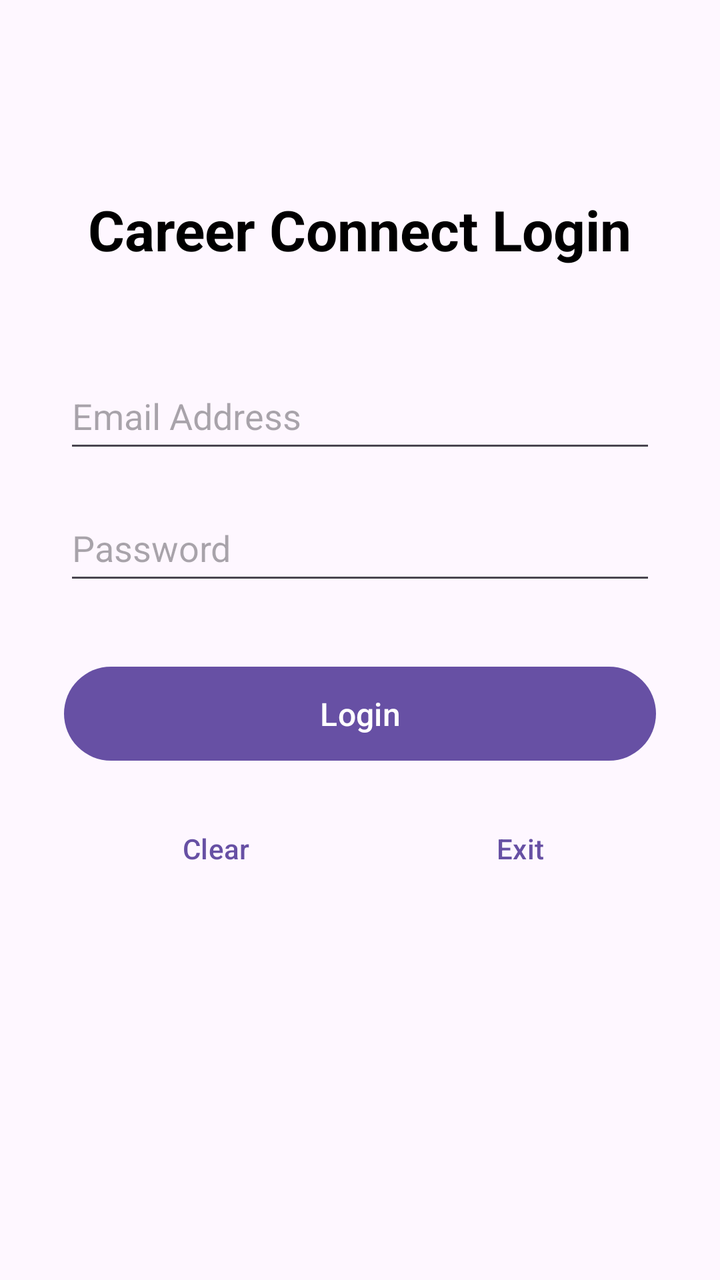
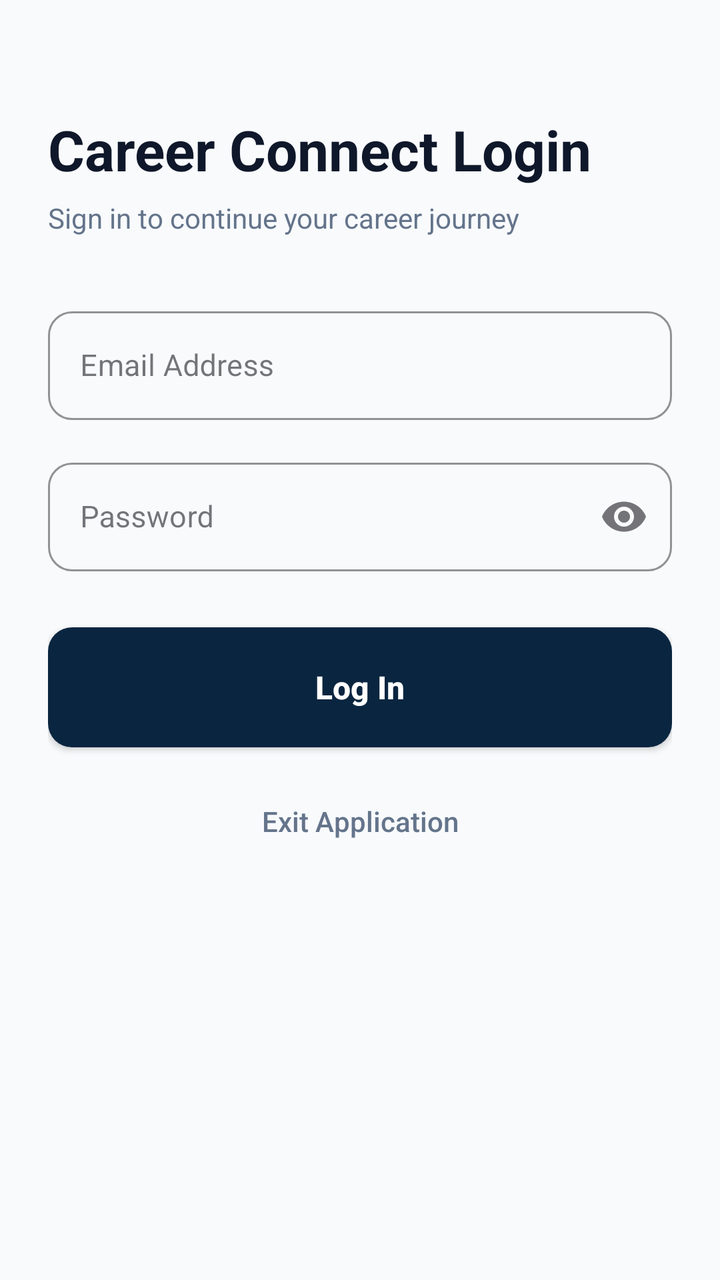

Two renders of the same Android screen: before a commit and after it. Below are the layout's source before the change and the commit's diff.
<!-- AndroidManifest.xml: application theme Theme.CareerConnect_Frontend -->
<!-- res/layout/login_layout.xml -->
<?xml version="1.0" encoding="utf-8"?>
<androidx.constraintlayout.widget.ConstraintLayout
    xmlns:android="http://schemas.android.com/apk/res/android"
    xmlns:app="http://schemas.android.com/apk/res-auto"
    android:layout_width="match_parent"
    android:layout_height="match_parent"
    android:padding="32dp">

    <TextView
        android:id="@+id/lblLogin"
        android:layout_width="wrap_content"
        android:layout_height="wrap_content"
        android:text="Career Connect Login"
        android:textSize="28sp"
        android:textStyle="bold"
        android:textColor="@color/black"
        app:layout_constraintTop_toTopOf="parent"
        app:layout_constraintStart_toStartOf="parent"
        app:layout_constraintEnd_toEndOf="parent"
        android:layout_marginTop="64dp" />

    <EditText
        android:id="@+id/txtName"
        android:layout_width="match_parent"
        android:layout_height="50dp"
        android:hint="Email Address"
        android:inputType="textEmailAddress"
        android:layout_marginTop="48dp"
        app:layout_constraintTop_toBottomOf="@id/lblLogin" />

    <EditText
        android:id="@+id/txtPassword"
        android:layout_width="match_parent"
        android:layout_height="50dp"
        android:hint="Password"
        android:inputType="textPassword"
        android:layout_marginTop="16dp"
        app:layout_constraintTop_toBottomOf="@id/txtName" />

    <Button
        android:id="@+id/btnSubmit"
        android:layout_width="match_parent"
        android:layout_height="55dp"
        android:text="Login"
        android:textSize="16sp"
        android:layout_marginTop="32dp"
        app:layout_constraintTop_toBottomOf="@id/txtPassword" />

    <LinearLayout
        android:layout_width="match_parent"
        android:layout_height="wrap_content"
        android:orientation="horizontal"
        android:layout_marginTop="16dp"
        app:layout_constraintTop_toBottomOf="@id/btnSubmit">

        <Button
            android:id="@+id/btnClear"
            android:layout_width="0dp"
            android:layout_height="wrap_content"
            android:layout_weight="1"
            android:text="Clear"
            style="?android:attr/buttonBarButtonStyle"
            android:layout_marginEnd="8dp"/>

        <Button
            android:id="@+id/btnExit"
            android:layout_width="0dp"
            android:layout_height="wrap_content"
            android:layout_weight="1"
            android:text="Exit"
            style="?android:attr/buttonBarButtonStyle"
            android:layout_marginStart="8dp"/>
    </LinearLayout>

</androidx.constraintlayout.widget.ConstraintLayout>
<!-- resources referenced by this layout -->
<resources>
  <color name="black">#FF000000</color>
  <style name="Theme.CareerConnect_Frontend" parent="Base.Theme.CareerConnect_Frontend" />
  <style name="Base.Theme.CareerConnect_Frontend" parent="Theme.Material3.DayNight.NoActionBar">
          
      </style>
</resources>

<!-- the commit's change to res/layout/login_layout.xml (unified diff, before → after) -->
@@ -2,74 +2,123 @@
 <androidx.constraintlayout.widget.ConstraintLayout
     xmlns:android="http://schemas.android.com/apk/res/android"
     xmlns:app="http://schemas.android.com/apk/res-auto"
+    xmlns:tools="http://schemas.android.com/tools"
     android:layout_width="match_parent"
     android:layout_height="match_parent"
-    android:padding="32dp">
+    android:background="@color/background_gray"
+    android:padding="24dp">
 
-    <TextView
-        android:id="@+id/lblLogin"
-        android:layout_width="wrap_content"
-        android:layout_height="wrap_content"
-        android:text="Career Connect Login"
-        android:textSize="28sp"
-        android:textStyle="bold"
-        android:textColor="@color/black"
-        app:layout_constraintTop_toTopOf="parent"
-        app:layout_constraintStart_toStartOf="parent"
-        app:layout_constraintEnd_toEndOf="parent"
-        android:layout_marginTop="64dp" />
-
-    <EditText
-        android:id="@+id/txtName"
-        android:layout_width="match_parent"
-        android:layout_height="50dp"
-        android:hint="Email Address"
-        android:inputType="textEmailAddress"
-        android:layout_marginTop="48dp"
-        app:layout_constraintTop_toBottomOf="@id/lblLogin" />
-
-    <EditText
-        android:id="@+id/txtPassword"
-        android:layout_width="match_parent"
-        android:layout_height="50dp"
-        android:hint="Password"
-        android:inputType="textPassword"
-        android:layout_marginTop="16dp"
-        app:layout_constraintTop_toBottomOf="@id/txtName" />
-
-    <Button
-        android:id="@+id/btnSubmit"
-        android:layout_width="match_parent"
-        android:layout_height="55dp"
-        android:text="Login"
-        android:textSize="16sp"
-        android:layout_marginTop="32dp"
-        app:layout_constraintTop_toBottomOf="@id/txtPassword" />
-
+    
     <LinearLayout
+        android:id="@+id/headerContainer"
         android:layout_width="match_parent"
         android:layout_height="wrap_content"
-        android:orientation="horizontal"
-        android:layout_marginTop="16dp"
-        app:layout_constraintTop_toBottomOf="@id/btnSubmit">
+        android:orientation="vertical"
+        android:layout_marginTop="32dp"
+        app:layout_constraintTop_toTopOf="parent">
 
-        <Button
-            android:id="@+id/btnClear"
-            android:layout_width="0dp"
+        <TextView
+            android:id="@+id/lblLogin"
+            android:layout_width="wrap_content"
             android:layout_height="wrap_content"
-            android:layout_weight="1"
-            android:text="Clear"
-            style="?android:attr/buttonBarButtonStyle"
-            android:layout_marginEnd="8dp"/>
+            android:text="Career Connect Login"
+            android:textColor="@color/text_dark"
+            android:textSize="28sp"
+            android:textStyle="bold" />
 
-        <Button
+        <TextView
+            android:id="@+id/lblLoginSubtitle"
+            android:layout_width="wrap_content"
+            android:layout_height="wrap_content"
+            android:text="Sign in to continue your career journey"
+            android:textColor="@color/text_muted"
+            android:textSize="14sp"
+            android:layout_marginTop="6dp" />
+
+    </LinearLayout>
+
+    
+    <LinearLayout
+        android:id="@+id/formContainer"
+        android:layout_width="match_parent"
+        android:layout_height="wrap_content"
+        android:orientation="vertical"
+        android:layout_marginTop="32dp"
+        app:layout_constraintTop_toBottomOf="@id/headerContainer">
+
+        
+        <com.google.android.material.textfield.TextInputLayout
+            android:id="@+id/tilEmail"
+            style="@style/Widget.MaterialComponents.TextInputLayout.OutlinedBox"
+            android:layout_width="match_parent"
+            android:layout_height="wrap_content"
+            android:hint="Email Address"
+            app:boxCornerRadiusBottomEnd="12dp"
+            app:boxCornerRadiusBottomStart="12dp"
+            app:boxCornerRadiusTopEnd="12dp"
+            app:boxCornerRadiusTopStart="12dp"
+            app:boxStrokeColor="@color/primary_blue">
+
+            <com.google.android.material.textfield.TextInputEditText
+                android:id="@+id/txtName"
+                android:layout_width="match_parent"
+                android:layout_height="wrap_content"
+                android:inputType="textEmailAddress"
+                android:textColor="@color/text_dark"
+                android:textSize="15sp" />
+
+        </com.google.android.material.textfield.TextInputLayout>
+
+        
+        <com.google.android.material.textfield.TextInputLayout
+            android:id="@+id/tilPassword"
+            style="@style/Widget.MaterialComponents.TextInputLayout.OutlinedBox"
+            android:layout_width="match_parent"
+            android:layout_height="wrap_content"
+            android:layout_marginTop="16dp"
+            android:hint="Password"
+            app:endIconMode="password_toggle"
+            app:boxCornerRadiusBottomEnd="12dp"
+            app:boxCornerRadiusBottomStart="12dp"
+            app:boxCornerRadiusTopEnd="12dp"
+            app:boxCornerRadiusTopStart="12dp"
+            app:boxStrokeColor="@color/primary_blue">
+
+            <com.google.android.material.textfield.TextInputEditText
+                android:id="@+id/txtPassword"
+                android:layout_width="match_parent"
+                android:layout_height="wrap_content"
+                android:inputType="textPassword"
+                android:textColor="@color/text_dark"
+                android:textSize="15sp" />
+
+        </com.google.android.material.textfield.TextInputLayout>
+
+        
+        <androidx.appcompat.widget.AppCompatButton
+            android:id="@+id/btnSubmit"
+            android:layout_width="match_parent"
+            android:layout_height="60dp"
+            android:layout_marginTop="28dp"
+            android:background="@drawable/bg_btn_primary"
+            android:text="Log In"
+            android:textColor="@color/white"
+            android:textSize="16sp"
+            android:textStyle="bold"
+            android:textAllCaps="false" />
+
+        
+        <androidx.appcompat.widget.AppCompatButton
             android:id="@+id/btnExit"
-            android:layout_width="0dp"
-            android:layout_height="wrap_content"
-            android:layout_weight="1"
-            android:text="Exit"
-            style="?android:attr/buttonBarButtonStyle"
-            android:layout_marginStart="8dp"/>
+            android:layout_width="match_parent"
+            android:layout_height="50dp"
+            android:layout_marginTop="12dp"
+            android:background="?attr/selectableItemBackground"
+            android:text="Exit Application"
+            android:textColor="@color/text_muted"
+            android:textSize="14sp"
+            android:textAllCaps="false" />
+
     </LinearLayout>
 
 </androidx.constraintlayout.widget.ConstraintLayout>
<!-- resource entries referenced after the edit -->
@@ -1,6 +1,17 @@
 <!-- resources referenced by this layout -->
 <resources>
-  <color name="black">#FF000000</color>
+  <color name="background_gray">#F8FAFC</color>
+  <color name="primary_blue">#0A2540</color>
+  <color name="text_dark">#0F172A</color>
+  <color name="text_muted">#64748B</color>
+  <color name="white">#FFFFFFFF</color>
+  <!-- drawable bg_btn_primary (drawable) -->
+  <?xml version="1.0" encoding="utf-8"?>
+  <shape xmlns:android="http://schemas.android.com/apk/res/android"
+      android:shape="rectangle">
+      <solid android:color="@color/primary_blue" />
+      <corners android:radius="12dp" />
+  </shape>
   <style name="Theme.CareerConnect_Frontend" parent="Base.Theme.CareerConnect_Frontend" />
   <style name="Base.Theme.CareerConnect_Frontend" parent="Theme.Material3.DayNight.NoActionBar">
           
